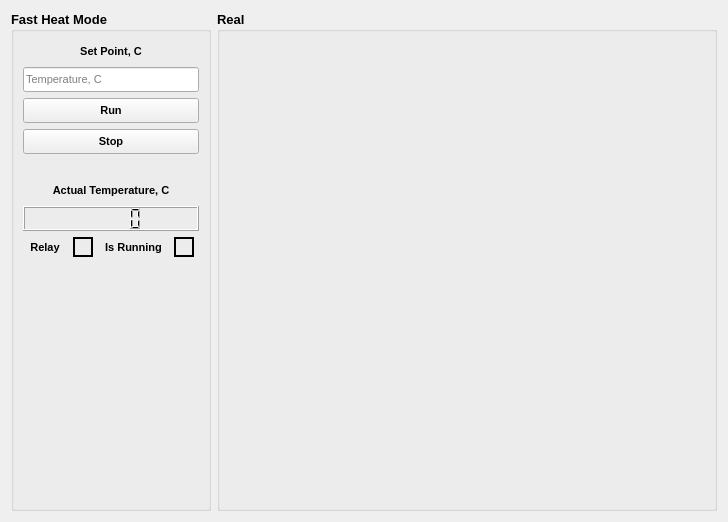
eai13/OVEN_Heater_2, file fastheat.ui: the form before one commit.
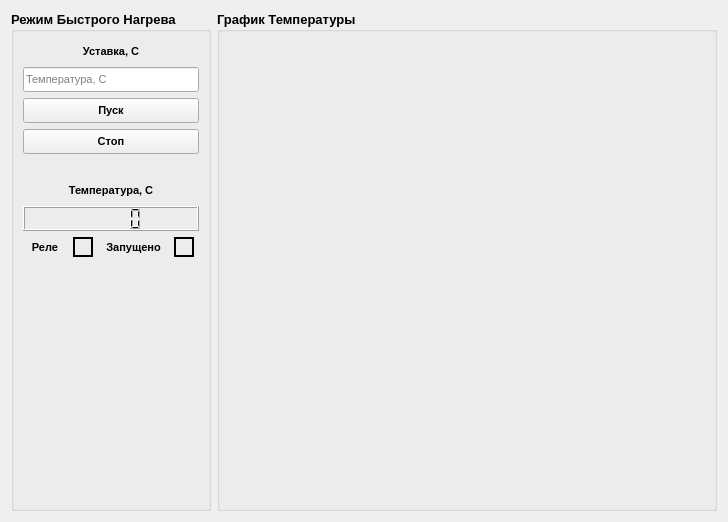
The form after the commit. Custom widgets are drawn as their Qt base class.

Commit message: added float temperature interaction

```diff
--- a/fastheat.ui
+++ b/fastheat.ui
@@ -36,7 +36,7 @@
       </font>
      </property>
      <property name="title">
-      <string>Fast Heat Mode</string>
+      <string>Режим Быстрого Нагрева</string>
      </property>
      <layout class="QVBoxLayout" name="verticalLayout_2">
       <item>
@@ -61,7 +61,7 @@
          </font>
         </property>
         <property name="text">
-         <string>Set Point, C</string>
+         <string>Уставка, C</string>
         </property>
         <property name="alignment">
          <set>Qt::AlignCenter</set>
@@ -90,7 +90,7 @@
          </font>
         </property>
         <property name="placeholderText">
-         <string>Temperature, C</string>
+         <string>Температура, C</string>
         </property>
        </widget>
       </item>
@@ -116,7 +116,7 @@
          </font>
         </property>
         <property name="text">
-         <string>Run</string>
+         <string>Пуск</string>
         </property>
        </widget>
       </item>
@@ -142,7 +142,7 @@
          </font>
         </property>
         <property name="text">
-         <string>Stop</string>
+         <string>Стоп</string>
         </property>
        </widget>
       </item>
@@ -184,7 +184,7 @@
          </font>
         </property>
         <property name="text">
-         <string>Actual Temperature, C</string>
+         <string>Температура, C</string>
         </property>
         <property name="alignment">
          <set>Qt::AlignCenter</set>
@@ -238,7 +238,7 @@
            </font>
           </property>
           <property name="text">
-           <string>Relay</string>
+           <string>Реле</string>
           </property>
           <property name="alignment">
            <set>Qt::AlignCenter</set>
@@ -299,7 +299,7 @@
            </font>
           </property>
           <property name="text">
-           <string>Is Running</string>
+           <string>Запущено</string>
           </property>
           <property name="alignment">
            <set>Qt::AlignCenter</set>
@@ -375,7 +375,7 @@
       </font>
      </property>
      <property name="title">
-      <string>Real</string>
+      <string>График Температуры</string>
      </property>
      <layout class="QGridLayout" name="gridLayout_2">
       <item row="0" column="0">
```
The commit also changes 11 other files.
